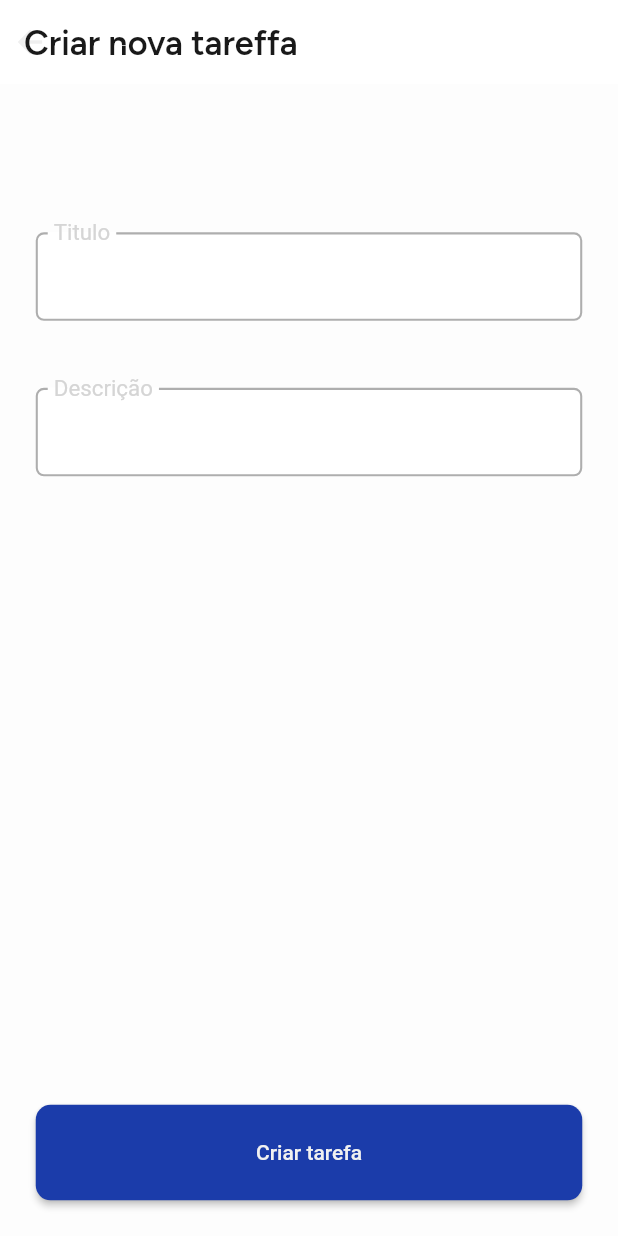
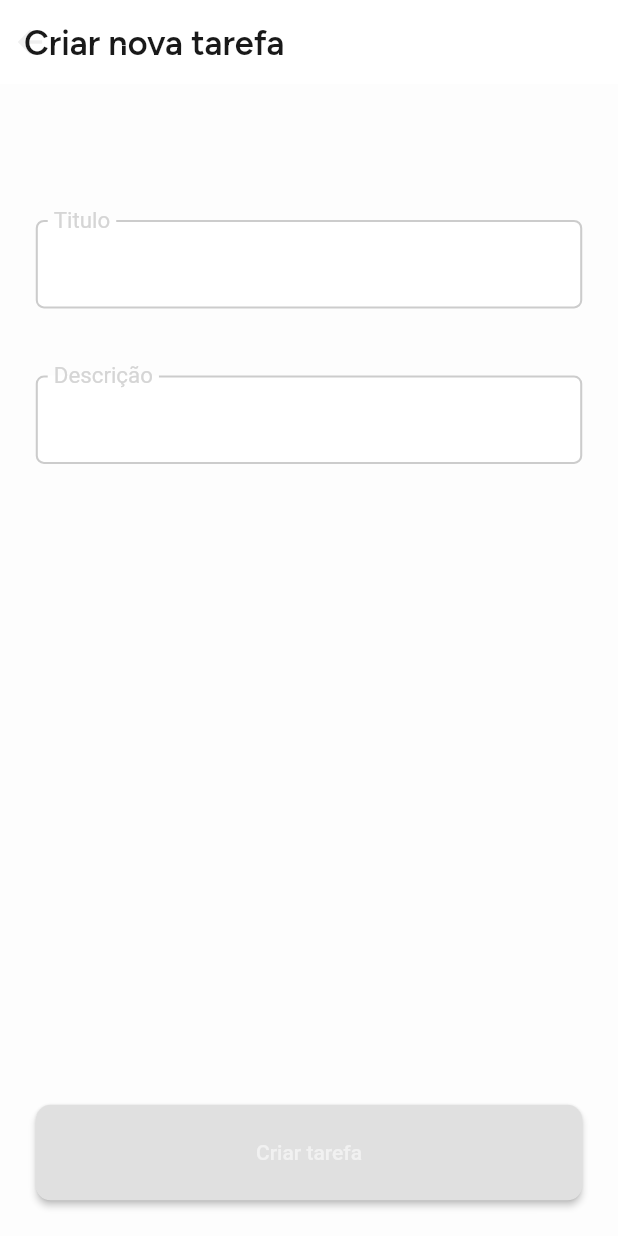
Before and after one commit to Marcoslima016/tasks_app, a Flutter app: the screen it shows after launch, after a tap on the "add" icon, on a phone screen of 412 x 824 dp. Run offline on Flutter 3.47's test engine with Material 3 defaults, Android fonts, the phone set to English and light mode, and no system bars; our stand-ins replace flutter_screenutil, get, get_it, shared_preferences.

Commit message:
feat (CreateTask): implementada validação do form
- Logica que verifica se foi inserido valor no campo "titulo"

```diff
--- a/lib/app/modules/create_task_screen/create_task_screen.exports.dart
+++ b/lib/app/modules/create_task_screen/create_task_screen.exports.dart
@@ -1,2 +1,2 @@
-export 'create_task_screen.exports.dart';
+export './domain/domain.exports.dart';
 export './presentation/presentation.exports.dart';
--- /dev/null
+++ b/lib/app/modules/create_task_screen/domain/domain.exports.dart
@@ -0,0 +1,2 @@
+export './presenters/presenters.exports.dart';
+export './usecases/usecases.exports.dart';
--- /dev/null
+++ b/lib/app/modules/create_task_screen/domain/presenters/create_task_screen.presenter.dart
@@ -0,0 +1,3 @@
+abstract class CreateTaskScreenPresenter {
+  String get getInputTitleText;
+}
--- /dev/null
+++ b/lib/app/modules/create_task_screen/domain/presenters/presenters.exports.dart
@@ -0,0 +1 @@
+export 'create_task_screen.presenter.dart';
--- /dev/null
+++ b/lib/app/modules/create_task_screen/domain/usecases/usecases.exports.dart
@@ -0,0 +1 @@
+export 'validate_form_on_input_update.usecase.dart';
--- a/lib/app/modules/create_task_screen/presentation/create_task_screen.controller.dart
+++ b/lib/app/modules/create_task_screen/presentation/create_task_screen.controller.dart
@@ -1,8 +1,28 @@
 import 'package:flutter/material.dart';
+import '../create_task_screen.exports.dart';
 
-class CreateTaskScreenController {
+class CreateTaskScreenController extends ValueNotifier<ICreateTaskScreenState> implements CreateTaskScreenPresenter {
   TextEditingController inputTitle = TextEditingController();
+  @override
+  String get getInputTitleText => inputTitle.text;
+
   TextEditingController inputDescription = TextEditingController();
+
+  late final CreateTaskScreenDependencies dependencies;
+  CreateTaskScreenController({
+    CreateTaskScreenDependencies? dependencies,
+  }) : super(FillState()) {
+    this.dependencies = dependencies ??= CreateTaskScreenDependencies(
+      controller: this,
+    );
+    dependencies.bind();
+    _listenInputsUpdates();
+  }
+
+  void _listenInputsUpdates() {
+    inputTitle.addListener(() => value.onInputUpdate(this));
+    inputDescription.addListener(() => value.onInputUpdate(this));
+  }
 
   Future onTapCreate() async {
     //
--- /dev/null
+++ b/lib/app/modules/create_task_screen/presentation/create_task_screen.dependencies.dart
@@ -0,0 +1,22 @@
+import 'package:get_it/get_it.dart';
+import 'package:tasks_app/lib.exports.dart';
+
+class CreateTaskScreenDependencies {
+  late final IValidateFormOnInputUpdate? _usecaseValidateFormOnInputUpdate;
+  IValidateFormOnInputUpdate get usecaseValidateFormOnInputUpdate => GetIt.I.get<IValidateFormOnInputUpdate>();
+
+  late final CreateTaskScreenController controller;
+
+  CreateTaskScreenDependencies({
+    required this.controller,
+    IValidateFormOnInputUpdate? usecaseValidateFormOnInputUpdate,
+  }) {
+    _usecaseValidateFormOnInputUpdate = usecaseValidateFormOnInputUpdate;
+  }
+
+  bind() {
+    GetIt.I.registerFactory<IValidateFormOnInputUpdate>(
+      () => _usecaseValidateFormOnInputUpdate ?? ValidateFormOnInputUpdate(createTaskScreenPresenter: controller),
+    );
+  }
+}
--- a/lib/app/modules/create_task_screen/presentation/create_task_screen.view.dart
+++ b/lib/app/modules/create_task_screen/presentation/create_task_screen.view.dart
@@ -31,7 +31,7 @@ class _CreateTaskScreenState extends State<CreateTaskScreen> {
     return AppBar(
       centerTitle: false,
       title: Text(
-        "Criar nova tareffa",
+        "Criar nova tarefa",
         style: TextStyle(
           fontFamily: "Figtree",
           fontWeight: FontWeight.w600,
@@ -55,7 +55,7 @@ class _CreateTaskScreenState extends State<CreateTaskScreen> {
           children: [
             Column(
               children: [
-                SizedBox(height: 0.12.sh),
+                SizedBox(height: 0.11.sh),
                 MTextInput(
                   hintText: "Titulo",
                   controller: controller.inputTitle,
@@ -69,13 +69,19 @@ class _CreateTaskScreenState extends State<CreateTaskScreen> {
             ),
 
             //
-            Padding(
-              padding: EdgeInsets.only(bottom: 24.sp),
-              child: ABoxButton.primary(
-                onClick: () async {},
-                text: "Criar tarefa",
-                active: true,
-              ),
+
+            ValueListenableBuilder(
+              valueListenable: controller,
+              builder: (context, state, child) {
+                return Padding(
+                  padding: EdgeInsets.only(bottom: 24.sp),
+                  child: ABoxButton.primary(
+                    onClick: () async {},
+                    text: "Criar tarefa",
+                    active: state is CompleteState ? true : false,
+                  ),
+                );
+              },
             ),
           ],
         ),
--- a/lib/app/modules/create_task_screen/presentation/presentation.exports.dart
+++ b/lib/app/modules/create_task_screen/presentation/presentation.exports.dart
@@ -1,2 +1,4 @@
+export 'create_task_screen.controller.dart';
+export 'create_task_screen.dependencies.dart';
+export 'create_task_screen.state.dart';
 export 'create_task_screen.view.dart';
-export 'presentation.exports.dart';
--- a/lib/app/presentation/theme/widgets/molecules/text_input.mol.widget.dart
+++ b/lib/app/presentation/theme/widgets/molecules/text_input.mol.widget.dart
@@ -67,7 +67,7 @@ class MTextInput extends StatelessWidget {
         enabledBorder: OutlineInputBorder(
           borderRadius: borderRadius,
           borderSide: BorderSide(
-            color: Color.fromARGB(255, 174, 174, 174),
+            color: Color.fromARGB(255, 204, 204, 204),
             width: 1.4.sp,
           ),
         ),
--- a/lib/shared/packages/tasks/presentation/tasks.controller.dart
+++ b/lib/shared/packages/tasks/presentation/tasks.controller.dart
@@ -5,7 +5,7 @@ import 'package:tasks_app/lib.exports.dart';
 class TasksController extends ValueNotifier<ITasksState> {
   ValueNotifier<List<Task>> tasksList = ValueNotifier([]);
 
-  late TasksDependencies dependencies;
+  late final TasksDependencies dependencies;
 
   static TasksController get I => GetIt.I.get<TasksController>();
 
```
Also changed, not shown: lib/app/modules/create_task_screen/domain/usecases/validate_form_on_input_update.usecase.dart (added, +22 -0 lines), lib/app/modules/create_task_screen/presentation/create_task_screen.state.dart (+16 -1 lines).
